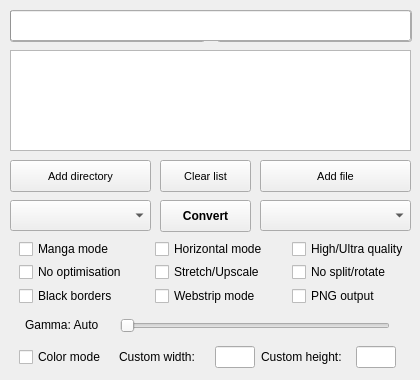
First picture: the form in KCC.ui, repository ciromattia/kcc, before the edit.
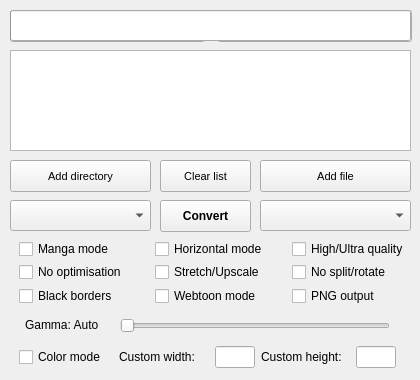
Second picture: the form after the edit. Icons and pictures are not drawn.

Commit message: Web...toon mode improvements

Diff of the .ui file:
```diff
--- a/KCC.ui
+++ b/KCC.ui
@@ -100,7 +100,7 @@
         <string>&lt;html&gt;&lt;head/&gt;&lt;body&gt;&lt;p&gt;&lt;span style=&quot; font-weight:600;&quot;&gt;EXPERIMENTAL!&lt;br/&gt;&lt;/span&gt;Enable auto-splitting of webstrips like &lt;span style=&quot; font-style:italic;&quot;&gt;Tower of God&lt;/span&gt; or &lt;span style=&quot; font-style:italic;&quot;&gt;Noblesse&lt;/span&gt;.&lt;br/&gt;Files with a low width, high height and vertical panel flow.&lt;/p&gt;&lt;/body&gt;&lt;/html&gt;</string>
        </property>
        <property name="text">
-        <string>Webstrip mode</string>
+        <string>Webtoon mode</string>
        </property>
       </widget>
      </item>
```
Left out of the diff: 4 changed lines with no effect on the pictures. The commit also changes 7 other files.
